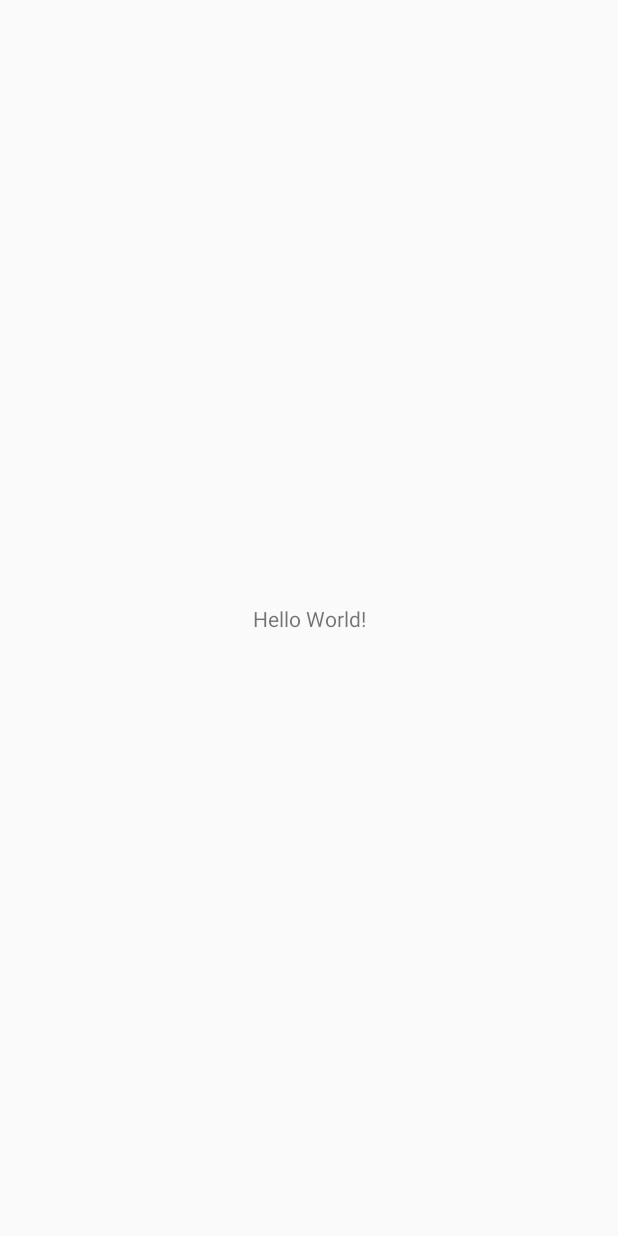
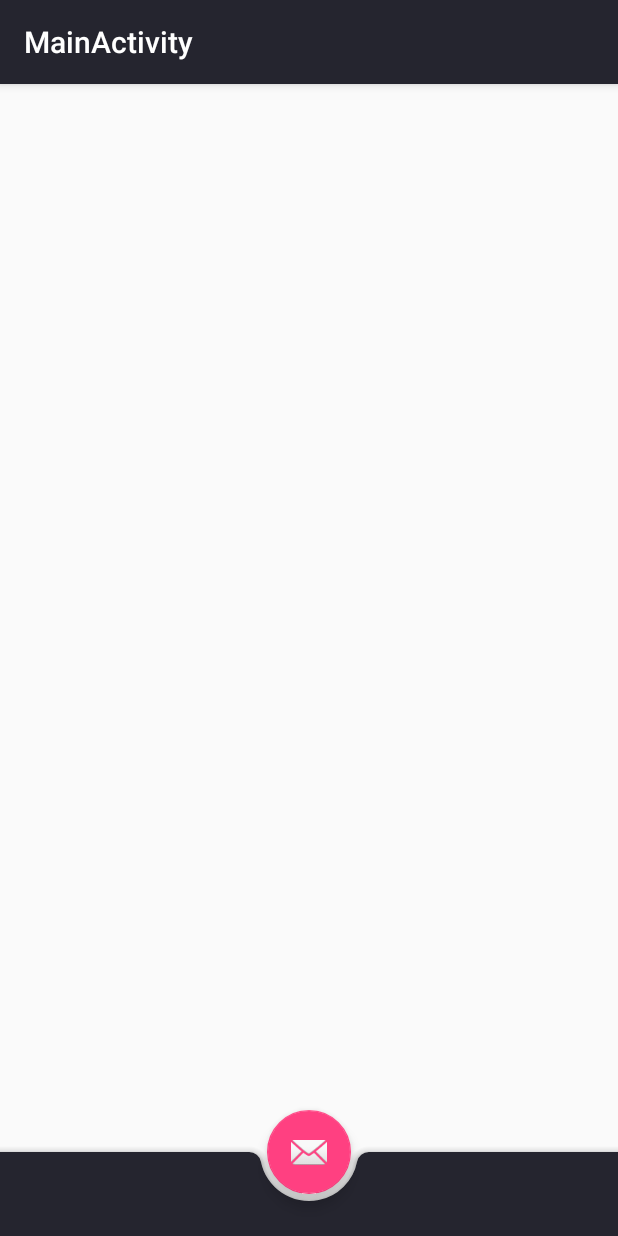
Before and after one commit to valentineRutto/travelList, an Android app: the screen it shows after launch (MainActivity), on a phone screen of 412 x 824 dp. Before the commit the screen is almost empty. Run offline under Robolectric (Android 15) with nearby library versions, the phone set to English and light mode, and no system bars; 1 statement that could not run was skipped.

Commit message:
-add bottomappbar

```diff
--- a/app/build.gradle
+++ b/app/build.gradle
@@ -27,6 +27,7 @@ dependencies {
 //    implementation ('com.wdullaer:materialdatetimepicker:4.1.1') {
 //        exclude group: 'com.android.support'
 //    }
+    implementation 'com.android.support:design:28.0.0'
     testImplementation 'junit:junit:4.12'
     androidTestImplementation 'com.android.support.test:runner:1.0.2'
     androidTestImplementation 'com.android.support.test.espresso:espresso-core:3.0.2'
--- a/app/src/main/AndroidManifest.xml
+++ b/app/src/main/AndroidManifest.xml
@@ -9,11 +9,13 @@
         android:roundIcon="@mipmap/ic_launcher_round"
         android:supportsRtl="true"
         android:theme="@style/AppThemeToolbar">
-        <activity android:name=".MainActivity">
+        <activity
+            android:name=".MainActivity"
+            android:label="@string/title_activity_main"
+            android:theme="@style/AppThemeToolbar">
             <intent-filter>
-                <action android:name="android.intent.action.MAIN" />
-
-                <category android:name="android.intent.category.LAUNCHER" />
+                <action android:name="android.intent.action.MAIN"></action>
+                <category android:name="android.intent.category.LAUNCHER"></category>
             </intent-filter>
         </activity>
     </application>
--- a/app/src/main/java/com/valentinerutto/travellist/MainActivity.java
+++ b/app/src/main/java/com/valentinerutto/travellist/MainActivity.java
@@ -1,7 +1,12 @@
 package com.valentinerutto.travellist;
 
+import android.os.Bundle;
+import android.support.design.bottomappbar.BottomAppBar;
+import android.support.design.widget.FloatingActionButton;
+import android.support.design.widget.Snackbar;
 import android.support.v7.app.AppCompatActivity;
-import android.os.Bundle;
+import android.support.v7.widget.Toolbar;
+import android.view.View;
 
 public class MainActivity extends AppCompatActivity {
 
@@ -9,6 +14,13 @@ public class MainActivity extends AppCompatActivity {
     protected void onCreate(Bundle savedInstanceState) {
         super.onCreate(savedInstanceState);
         setContentView(R.layout.activity_main);
+        Toolbar toolbar = (Toolbar) findViewById(R.id.toolbar);
+        setSupportActionBar(toolbar);
+        BottomAppBar bottomAppBar = findViewById(R.id.fab);
+//        bottomAppBar.replaceMenu(R.menu.menu);
+//        bottomAppBar.setNavigationOnClickListener{
+//            // do something interesting on navigation click
+//        }
 
     }
 }
--- a/app/src/main/res/layout/activity_main.xml
+++ b/app/src/main/res/layout/activity_main.xml
@@ -1,18 +1,46 @@
 <?xml version="1.0" encoding="utf-8"?>
-<android.support.constraint.ConstraintLayout xmlns:android="http://schemas.android.com/apk/res/android"
+<android.support.design.widget.CoordinatorLayout xmlns:android="http://schemas.android.com/apk/res/android"
     xmlns:app="http://schemas.android.com/apk/res-auto"
     xmlns:tools="http://schemas.android.com/tools"
     android:layout_width="match_parent"
     android:layout_height="match_parent"
     tools:context=".MainActivity">
 
-    <TextView
+    <android.support.design.widget.AppBarLayout
+        android:layout_width="match_parent"
+        android:layout_height="wrap_content"
+        android:theme="@style/AppThemeToolbar.AppBarOverlay">
+
+        <android.support.v7.widget.Toolbar
+            android:id="@+id/toolbar"
+            android:layout_width="match_parent"
+            android:layout_height="?attr/actionBarSize"
+            android:background="?attr/colorPrimary"
+            app:popupTheme="@style/AppThemeToolbar.PopupOverlay" />
+
+    </android.support.design.widget.AppBarLayout>
+
+    <include layout="@layout/content_main" />
+
+
+
+    <android.support.design.bottomappbar.BottomAppBar
+        android:id="@+id/bottomAppBar"
+        android:layout_width="match_parent"
+        android:layout_height="?actionBarSize"
+        android:layout_gravity="bottom"
+        app:backgroundTint="@color/colorPrimaryDark"
+        app:buttonGravity="bottom|top"
+        app:fabAlignmentMode="center"
+         />
+
+    <android.support.design.widget.FloatingActionButton
+        android:id="@+id/fab"
         android:layout_width="wrap_content"
         android:layout_height="wrap_content"
-        android:text="Hello World!"
-        app:layout_constraintBottom_toBottomOf="parent"
-        app:layout_constraintLeft_toLeftOf="parent"
-        app:layout_constraintRight_toRightOf="parent"
-        app:layout_constraintTop_toTopOf="parent" />
+        app:srcCompat="@android:drawable/ic_dialog_email"
+        app:backgroundTint="@color/colorAccent"
+        app:fabSize="normal"
+        app:layout_anchor="@id/bottomAppBar" />
 
-</android.support.constraint.ConstraintLayout>
+</android.support.design.widget.CoordinatorLayout>
--- /dev/null
+++ b/app/src/main/res/layout/content_main.xml
@@ -0,0 +1,11 @@
+<?xml version="1.0" encoding="utf-8"?>
+<android.support.constraint.ConstraintLayout xmlns:android="http://schemas.android.com/apk/res/android"
+    xmlns:app="http://schemas.android.com/apk/res-auto"
+    xmlns:tools="http://schemas.android.com/tools"
+    android:layout_width="match_parent"
+    android:layout_height="match_parent"
+    app:layout_behavior="@string/appbar_scrolling_view_behavior"
+    tools:context=".MainActivity"
+    tools:showIn="@layout/activity_main">
+
+</android.support.constraint.ConstraintLayout>
--- a/app/src/main/res/values/colors.xml
+++ b/app/src/main/res/values/colors.xml
@@ -1,6 +1,6 @@
 <?xml version="1.0" encoding="utf-8"?>
 <resources>
-    <color name="colorPrimary">#008577</color>
-    <color name="colorPrimaryDark">#00574B</color>
-    <color name="colorAccent">#D81B60</color>
+    <color name="colorPrimary">#25252F</color>
+    <color name="colorPrimaryDark">#25252F</color>
+    <color name="colorAccent">#FF4081</color>
 </resources>
--- /dev/null
+++ b/app/src/main/res/values/dimens.xml
@@ -0,0 +1,3 @@
+<resources>
+    <dimen name="fab_margin">16dp</dimen>
+</resources>
--- a/app/src/main/res/values/strings.xml
+++ b/app/src/main/res/values/strings.xml
@@ -1,3 +1,4 @@
 <resources>
     <string name="app_name">TravelList</string>
+    <string name="title_activity_main">MainActivity</string>
 </resources>
--- a/app/src/main/res/values/styles.xml
+++ b/app/src/main/res/values/styles.xml
@@ -3,10 +3,14 @@
     <!-- Base application theme. -->
     <style name="AppThemeToolbar" parent="Theme.AppCompat.Light.NoActionBar">
         <!-- Customize your theme here. -->
-        <item name="colorPrimary">#25252F</item>
+        <item name="colorPrimary">@color/colorPrimary</item>
         <!-- darker variant for the status bar and contextual app bars -->
-        <item name="colorPrimaryDark">#25252F</item>
-        <item name="colorAccent">#FF4081</item>
+        <item name="colorPrimaryDark">@color/colorPrimaryDark</item>
+        <item name="colorAccent">@color/colorAccent</item>
     </style>
 
+    <style name="AppThemeToolbar.AppBarOverlay" parent="ThemeOverlay.AppCompat.Dark.ActionBar" />
+
+    <style name="AppThemeToolbar.PopupOverlay" parent="ThemeOverlay.AppCompat.Light" />
+
 </resources>
```
